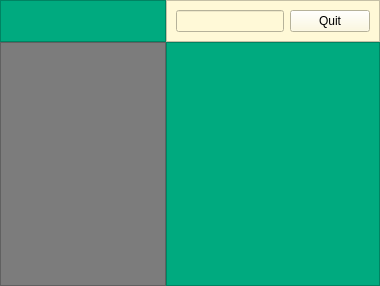
Old version of the form GameDash.ui in the repository Shebli/ScrabbleDash.
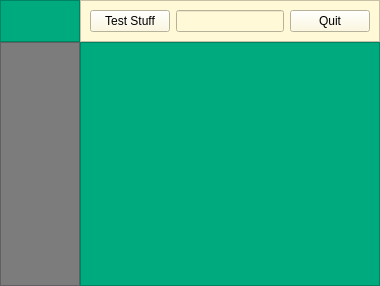
New version of the form. Custom widgets are drawn as their Qt base class.

```diff
--- a/GameDash.ui
+++ b/GameDash.ui
@@ -103,6 +103,13 @@
       <number>2</number>
      </property>
      <layout class="QHBoxLayout" name="horizontalLayout">
+      <item>
+       <widget class="QPushButton" name="testButton">
+        <property name="text">
+         <string>Test Stuff</string>
+        </property>
+       </widget>
+      </item>
       <item>
        <widget class="QLineEdit" name="lineEdit"/>
       </item>
```
